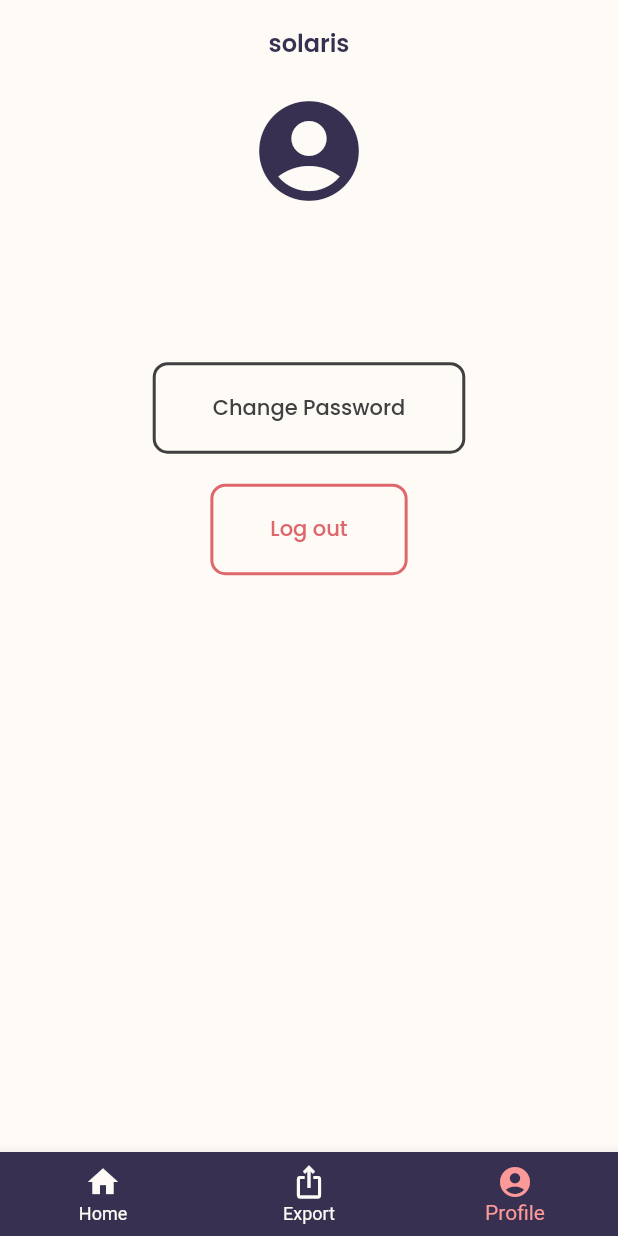
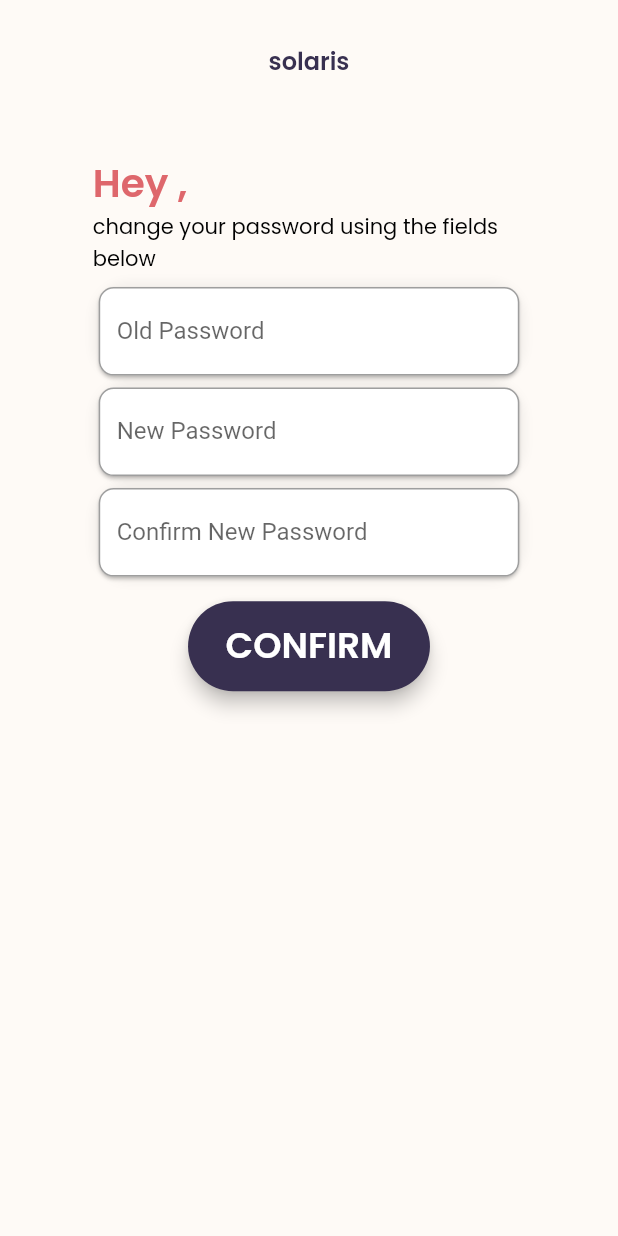
Before and after one commit to solaris-senior-design/solaris-mobile-app, a Flutter app: the DashboardScreen screen opened directly with empty values, item 3 of the bottom bar chosen, after a tap on "Change Password", on a phone screen of 412 x 824 dp. Run offline on Flutter 3.47's test engine with Material 2 defaults, Android fonts, the phone set to English and light mode, and no system bars; our stand-ins replace fl_chart, flutter_svg; network calls fail; project files that could hold a hidden picture were left out.

Commit message:
added change password screen

```diff
--- /dev/null
+++ b/lib/screens/change_password_screen.dart
@@ -0,0 +1,125 @@
+import 'package:flutter/material.dart';
+
+import '../models/user.dart';
+import '../utils/constants.dart';
+import '../widgets/confirm_change_password_button.dart';
+import '../widgets/input_text_field.dart';
+
+class ChangePasswordScreen extends StatefulWidget {
+  final User user;
+  const ChangePasswordScreen({Key? key, required this.user}) : super(key: key);
+
+  @override
+  State<ChangePasswordScreen> createState() => _ChangePasswordScreenState();
+}
+
+class _ChangePasswordScreenState extends State<ChangePasswordScreen> {
+  TextEditingController oldPassword = TextEditingController();
+  TextEditingController newPassword = TextEditingController();
+  TextEditingController newPasswordConfirm = TextEditingController();
+
+  @override
+  void initState() {
+    super.initState();
+  }
+
+  @override
+  void dispose() {
+    oldPassword.dispose();
+    newPassword.dispose();
+    newPasswordConfirm.dispose();
+    super.dispose();
+  }
+
+  @override
+  Widget build(BuildContext context) {
+    return Scaffold(
+      backgroundColor: kThemeOffWhiteColor,
+      body: LayoutBuilder(
+        builder: (context, constraints) => ListView(
+          children: [
+            Container(
+              padding: EdgeInsets.only(
+                  top: MediaQuery.of(context).size.width * 0.05),
+              child: Column(
+                mainAxisAlignment: MainAxisAlignment.center,
+                children: [
+                  Padding(
+                    padding: EdgeInsets.symmetric(
+                      horizontal: MediaQuery.of(context).size.width * 0.03,
+                      vertical: MediaQuery.of(context).size.height * 0.01,
+                    ),
+                    child: Column(
+                      children: const [
+                        Text(
+                          'solaris',
+                          style: kDashboardLogoTextStyle,
+                        ),
+                      ],
+                    ),
+                  ),
+                  Padding(
+                    padding: EdgeInsets.only(
+                      left: MediaQuery.of(context).size.width * 0.15,
+                      right: MediaQuery.of(context).size.width * 0.15,
+                      top: MediaQuery.of(context).size.height * 0.05,
+                      bottom: MediaQuery.of(context).size.height * 0.15,
+                    ),
+                    child: Column(
+                      mainAxisAlignment: MainAxisAlignment.center,
+                      crossAxisAlignment: CrossAxisAlignment.start,
+                      children: [
+                        Text(
+                          'Hey ${widget.user.fullName.split(' ')[0]},',
+                          style: kLogInScreenHeadingText,
+                          textAlign: TextAlign.left,
+                        ),
+                        Padding(
+                          padding: EdgeInsets.only(
+                            bottom: MediaQuery.of(context).size.width * 0.01,
+                          ),
+                          child: const Text(
+                            'change your password using the fields below',
+                            style: kLogInScreenSubheadingText,
+                          ),
+                        ),
+                        Column(
+                          children: [
+                            InputTextField(
+                              hintText: "Old Password",
+                              controller: oldPassword,
+                            ),
+                            InputTextField(
+                              hintText: "New Password",
+                              controller: newPassword,
+                            ),
+                            InputTextField(
+                              hintText: "Confirm New Password",
+                              controller: newPasswordConfirm,
+                            ),
+                            Padding(
+                              padding: EdgeInsets.only(
+                                top: MediaQuery.of(context).size.width * 0.03,
+                                bottom:
+                                    MediaQuery.of(context).size.width * 0.03,
+                              ),
+                              child: ConfirmButton(
+                                oldPassword: oldPassword,
+                                newPassword: newPassword,
+                                newPasswordConfirm: newPasswordConfirm,
+                              ),
+                            ),
+                          ],
+                        ),
+                      ],
+                    ),
+                  ),
+                ],
+              ),
+            ),
+          ],
+        ),
+      ),
+    );
+  }
+}
--- a/lib/widgets/change_password_button.dart
+++ b/lib/widgets/change_password_button.dart
@@ -1,8 +1,12 @@
 import 'package:flutter/material.dart';
 import 'package:solaris_mobile_app/utils/constants.dart';
 
+import '../models/user.dart';
+import '../screens/change_password_screen.dart';
+
 class ChangePasswordButton extends StatefulWidget {
-  const ChangePasswordButton({Key? key}) : super(key: key);
+  final User user;
+  const ChangePasswordButton({Key? key, required this.user}) : super(key: key);
 
   @override
   State<ChangePasswordButton> createState() => _ChangePasswordButtonState();
@@ -13,7 +17,10 @@ class _ChangePasswordButtonState extends State<ChangePasswordButton> {
   Widget build(BuildContext context) {
     return OutlinedButton(
       onPressed: (() async {
-        // change password stuff here
+        Navigator.push(
+            context,
+            MaterialPageRoute(
+                builder: (context) => ChangePasswordScreen(user: widget.user)));
       }),
       style: OutlinedButton.styleFrom(
           padding: const EdgeInsets.fromLTRB(40, 20, 40, 20),
--- /dev/null
+++ b/lib/widgets/confirm_change_password_button.dart
@@ -0,0 +1,39 @@
+import 'package:flutter/material.dart';
+import '../utils/constants.dart';
+
+class ConfirmButton extends StatefulWidget {
+  final TextEditingController oldPassword;
+  final TextEditingController newPassword;
+  final TextEditingController newPasswordConfirm;
+  const ConfirmButton(
+      {Key? key,
+      required this.oldPassword,
+      required this.newPassword,
+      required this.newPasswordConfirm})
+      : super(key: key);
+
+  @override
+  State<ConfirmButton> createState() => _ConfirmButtonState();
+}
+
+class _ConfirmButtonState extends State<ConfirmButton> {
+  @override
+  Widget build(BuildContext context) {
+    return TextButton(
+      onPressed: (() async {
+        // change password stuff
+        Navigator.pop(context);
+      }),
+      style: TextButton.styleFrom(
+          elevation: 5.0,
+          padding: const EdgeInsets.fromLTRB(25, 12, 25, 12),
+          backgroundColor: kThemePrimaryColor,
+          shape: RoundedRectangleBorder(
+              borderRadius: BorderRadius.circular(30.0))),
+      child: const Text(
+        "CONFIRM",
+        style: kGetStartedButtonText,
+      ),
+    );
+  }
+}
--- a/lib/widgets/profile_info.dart
+++ b/lib/widgets/profile_info.dart
@@ -40,7 +40,7 @@ class _ProfileInfoState extends State<ProfileInfo> {
         const SizedBox(
           height: 20,
         ),
-        const ChangePasswordButton(),
+        ChangePasswordButton(user: widget.user),
         const SizedBox(
           height: 20,
         ),
```
